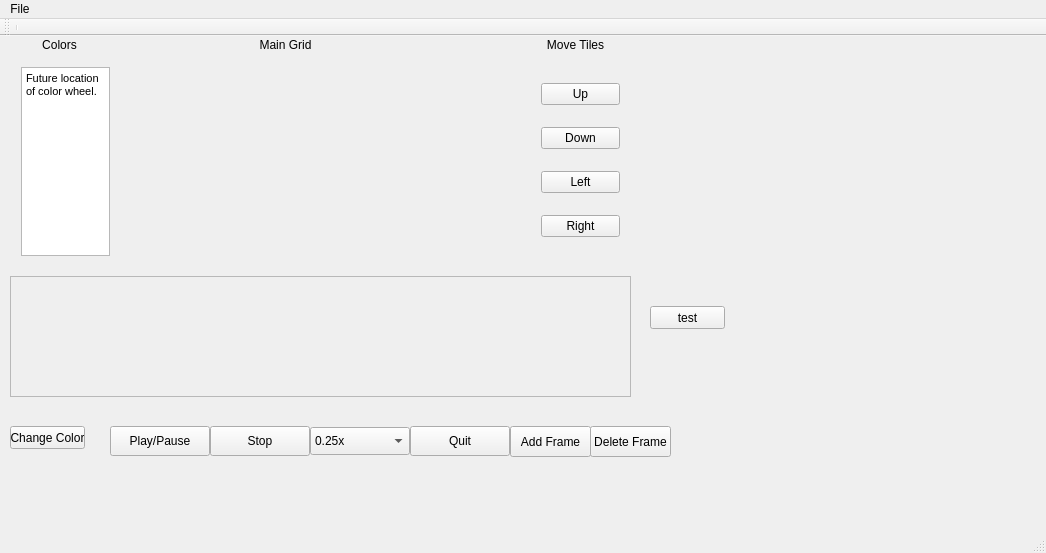
Qt form Goofy-Lights-Editor/mainwindow.ui (UI-CS383-Team-1/Goofy-Lights-Editor) before a commit.
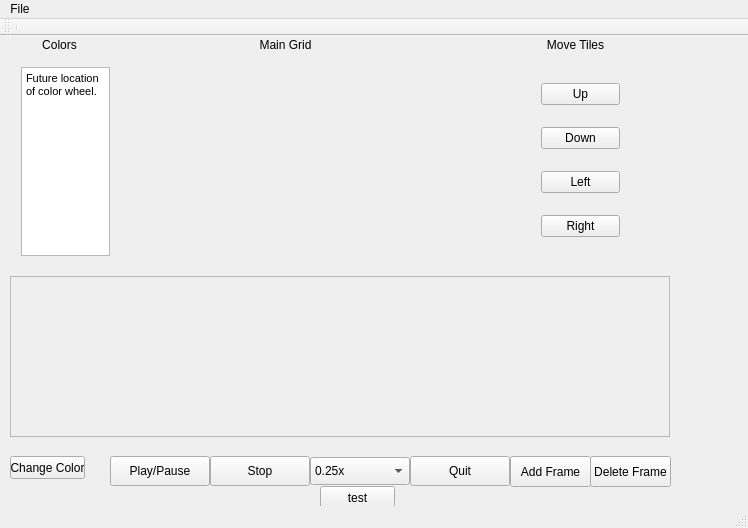
The same form after that commit.

Commit message:
Fixed Scrollbar, made animation grid updates
Adding and deleting frames cause the animation frame to be updated.
Editing buttons on the main grid cause the current animation to be updated.

```diff
--- a/Goofy-Lights-Editor/mainwindow.ui
+++ b/Goofy-Lights-Editor/mainwindow.ui
@@ -6,8 +6,8 @@
    <rect>
     <x>0</x>
     <y>0</y>
-    <width>1046</width>
-    <height>553</height>
+    <width>748</width>
+    <height>528</height>
    </rect>
   </property>
   <property name="windowTitle">
@@ -18,7 +18,7 @@
     <property name="geometry">
      <rect>
       <x>110</x>
-      <y>390</y>
+      <y>420</y>
       <width>100</width>
       <height>30</height>
      </rect>
@@ -31,7 +31,7 @@
     <property name="geometry">
      <rect>
       <x>210</x>
-      <y>390</y>
+      <y>420</y>
       <width>100</width>
       <height>30</height>
      </rect>
@@ -44,7 +44,7 @@
     <property name="geometry">
      <rect>
       <x>310</x>
-      <y>391</y>
+      <y>421</y>
       <width>100</width>
       <height>28</height>
      </rect>
@@ -200,7 +200,7 @@
     <property name="geometry">
      <rect>
       <x>410</x>
-      <y>390</y>
+      <y>420</y>
       <width>100</width>
       <height>30</height>
      </rect>
@@ -213,7 +213,7 @@
     <property name="geometry">
      <rect>
       <x>510</x>
-      <y>390</y>
+      <y>420</y>
       <width>81</width>
       <height>31</height>
      </rect>
@@ -228,8 +228,8 @@
    <widget class="QPushButton" name="pushButton_9">
     <property name="geometry">
      <rect>
-      <x>650</x>
-      <y>270</y>
+      <x>320</x>
+      <y>450</y>
       <width>75</width>
       <height>23</height>
      </rect>
@@ -242,7 +242,7 @@
     <property name="geometry">
      <rect>
       <x>590</x>
-      <y>390</y>
+      <y>420</y>
       <width>81</width>
       <height>31</height>
      </rect>
@@ -265,7 +265,7 @@
     <property name="geometry">
      <rect>
       <x>10</x>
-      <y>390</y>
+      <y>420</y>
       <width>75</width>
       <height>23</height>
      </rect>
@@ -279,10 +279,16 @@
      <rect>
       <x>10</x>
       <y>240</y>
-      <width>621</width>
-      <height>121</height>
+      <width>660</width>
+      <height>161</height>
      </rect>
     </property>
+    <property name="verticalScrollBarPolicy">
+     <enum>Qt::ScrollBarAlwaysOff</enum>
+    </property>
+    <property name="sizeAdjustPolicy">
+     <enum>QAbstractScrollArea::AdjustToContents</enum>
+    </property>
     <property name="widgetResizable">
      <bool>true</bool>
     </property>
@@ -291,8 +297,8 @@
       <rect>
        <x>0</x>
        <y>0</y>
-       <width>619</width>
-       <height>119</height>
+       <width>658</width>
+       <height>159</height>
       </rect>
      </property>
      <layout class="QVBoxLayout" name="verticalLayout"/>
@@ -304,7 +310,7 @@
     <rect>
      <x>0</x>
      <y>0</y>
-     <width>1046</width>
+     <width>748</width>
      <height>21</height>
     </rect>
    </property>
```
Left out of the diff: 22 changed lines with no effect on the pictures. The commit also changes 2 other files.
